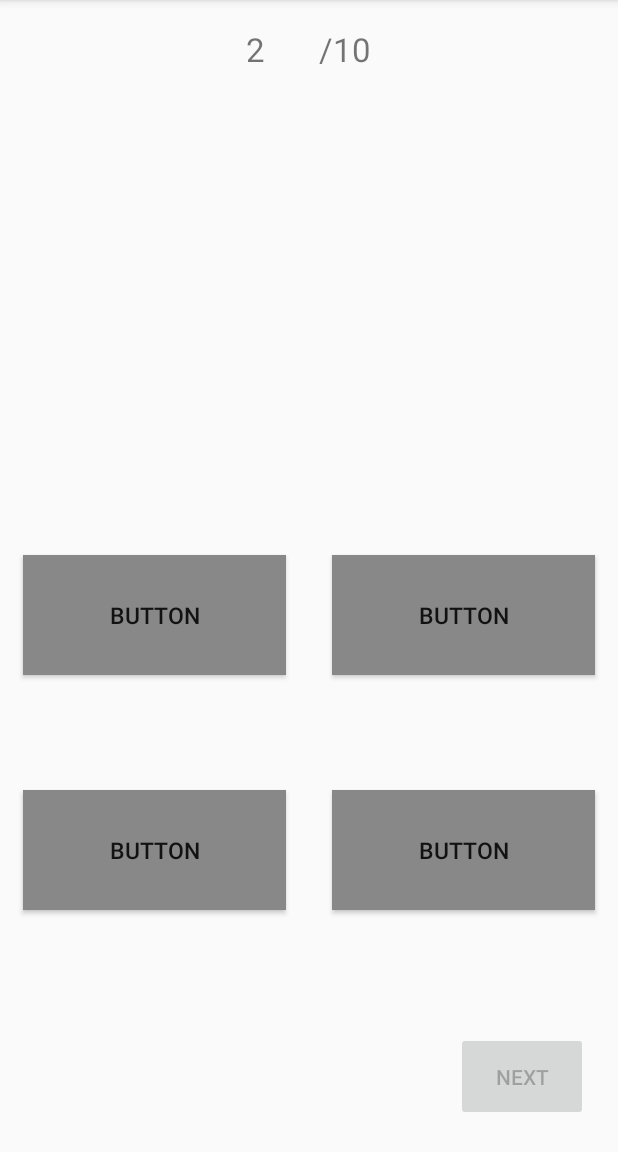
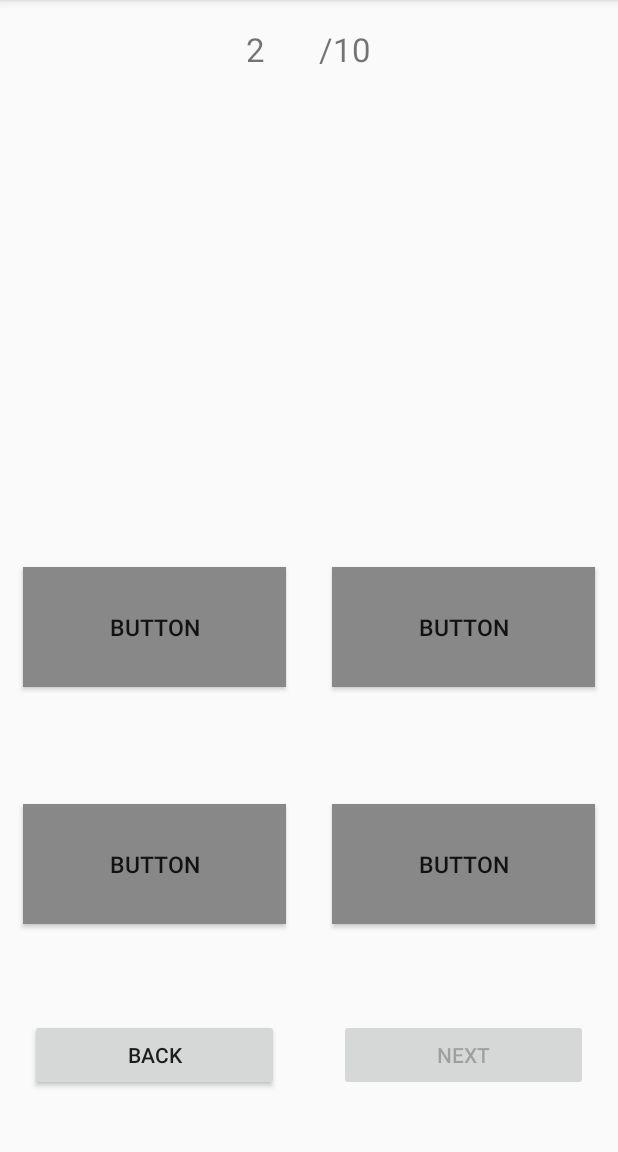
Before and after one commit to Dinusha2017/MovieQuizApp, an Android app: the QuizActivity screen opened directly, with no data from a screen before it, after a tap on "NEXT", on a phone screen of 412 x 824 dp, the part 84-1236 px from its top. Run offline under Robolectric (Android 15) with nearby library versions, the light colour scheme and no system bars; 7 statements that could not run were skipped; 1 other tap on this screen came first.

Commit message:
Back Button Implementation

```diff
--- a/app/src/main/java/com/ctse/sliit/moviequizapp/controllers/QuizActivity.java
+++ b/app/src/main/java/com/ctse/sliit/moviequizapp/controllers/QuizActivity.java
@@ -2,13 +2,10 @@ package com.ctse.sliit.moviequizapp.controllers;
 
 import android.content.Intent;
 import android.graphics.Color;
-import android.graphics.drawable.ColorDrawable;
 import android.support.v7.app.AppCompatActivity;
 import android.os.Bundle;
-import android.view.MotionEvent;
 import android.view.View;
 import android.widget.Button;
-import android.widget.RemoteViews;
 import android.widget.TextView;
 
 import com.ctse.sliit.moviequizapp.R;
@@ -20,10 +17,12 @@ import java.util.List;
 public class QuizActivity extends AppCompatActivity{
 
     private int currentDBQuestion = 0;
-    private int currentQuestionNo = 0;
+    private int currentQuestionNo = 1;
     private int noOfCorrectAnswers = 0;
 
     private String userSelectedAnswer = "";
+
+    private List<Integer> userAnswers = new ArrayList<Integer>();
 
     @Override
     protected void onCreate(Bundle savedInstanceState) {
@@ -35,15 +34,14 @@ public class QuizActivity extends AppCompatActivity{
 
         currentDBQuestion = Integer.parseInt(Integer.toString(selectedQuizSet) + "1");
 
-        updateUIWithNextQuestion();
+        updateUIWithNextQuestion(false);
     }
 
     /***
-     * Update the UI with the new question and its answers when stepping to the quiz first and when next button is clicked later
+     * Update the UI with the new question and its answers when stepping to the quiz first and when the next and back buttons are clicked later
      */
-    private void updateUIWithNextQuestion(){
+    private void updateUIWithNextQuestion(boolean isBackButton){
         //set current Question No
-        currentQuestionNo = currentQuestionNo + 1;
         ((TextView)findViewById(R.id.questionNoTextView)).setText(Integer.toString(currentQuestionNo));
 
         DBHelper dbHelper = new DBHelper(this);
@@ -52,31 +50,81 @@ public class QuizActivity extends AppCompatActivity{
         String question = dbHelper.getQuestion(currentDBQuestion);
         ((TextView)findViewById(R.id.questionTextView)).setText(question);
 
-        List<String> answers = new ArrayList<>();
-        answers = dbHelper.getAllAnswers(currentDBQuestion);
+        List<String> answers = dbHelper.getAllAnswers(currentDBQuestion);
 
         //set answers to buttons
         Button answer1 = findViewById(R.id.answer1);
-        answer1.setBackgroundColor(Color.GRAY);
         answer1.setText(answers.get(0));
 
         Button answer2 = findViewById(R.id.answer2);
-        answer2.setBackgroundColor(Color.GRAY);
         answer2.setText(answers.get(1));
 
         Button answer3 = findViewById(R.id.answer3);
-        answer3.setBackgroundColor(Color.GRAY);
         answer3.setText(answers.get(2));
 
         Button answer4 = findViewById(R.id.answer4);
-        answer4.setBackgroundColor(Color.GRAY);
         answer4.setText(answers.get(3));
 
         Button nextBtn = findViewById(R.id.nextButton);
-        nextBtn.setEnabled(false);
+
+        Button backBtn = findViewById(R.id.backButton);
 
         if (currentQuestionNo == 10){
             nextBtn.setText("VIEW RESULTS");
+        }
+        else if(currentQuestionNo == 1){
+            backBtn.setEnabled(false);
+            nextBtn.setText("NEXT");
+        }
+        else {
+            backBtn.setEnabled(true);
+            nextBtn.setText("NEXT");
+        }
+
+        if(userAnswers.size() >= currentQuestionNo){
+            int buttonNo = userAnswers.get(currentQuestionNo-1);
+
+            if(buttonNo == 1){
+                answer1.setBackgroundColor(Color.YELLOW);
+                answer2.setBackgroundColor(Color.GRAY);
+                answer3.setBackgroundColor(Color.GRAY);
+                answer4.setBackgroundColor(Color.GRAY);
+                userSelectedAnswer = answer1.getText().toString();
+            }
+            else if(buttonNo == 2){
+                answer2.setBackgroundColor(Color.YELLOW);
+                answer1.setBackgroundColor(Color.GRAY);
+                answer3.setBackgroundColor(Color.GRAY);
+                answer4.setBackgroundColor(Color.GRAY);
+                userSelectedAnswer = answer2.getText().toString();
+            }
+            else if(buttonNo == 3){
+                answer3.setBackgroundColor(Color.YELLOW);
+                answer1.setBackgroundColor(Color.GRAY);
+                answer2.setBackgroundColor(Color.GRAY);
+                answer4.setBackgroundColor(Color.GRAY);
+                userSelectedAnswer = answer3.getText().toString();
+            }
+            else if(buttonNo == 4){
+                answer4.setBackgroundColor(Color.YELLOW);
+                answer1.setBackgroundColor(Color.GRAY);
+                answer2.setBackgroundColor(Color.GRAY);
+                answer3.setBackgroundColor(Color.GRAY);
+                userSelectedAnswer = answer4.getText().toString();
+            }
+
+            if (isBackButton && checkAnswer()){
+                noOfCorrectAnswers--;
+            }
+
+            nextBtn.setEnabled(true);
+        }
+        else{
+            answer1.setBackgroundColor(Color.GRAY);
+            answer2.setBackgroundColor(Color.GRAY);
+            answer3.setBackgroundColor(Color.GRAY);
+            answer4.setBackgroundColor(Color.GRAY);
+            nextBtn.setEnabled(false);
         }
     }
 
@@ -93,6 +141,7 @@ public class QuizActivity extends AppCompatActivity{
         ((Button)findViewById(R.id.answer3)).setBackgroundColor(Color.GRAY);
         ((Button)findViewById(R.id.answer4)).setBackgroundColor(Color.GRAY);
         ((Button)findViewById(R.id.nextButton)).setEnabled(true);
+        storeUserAnswerButton(1);
     }
 
     /***
@@ -108,6 +157,7 @@ public class QuizActivity extends AppCompatActivity{
         ((Button)findViewById(R.id.answer3)).setBackgroundColor(Color.GRAY);
         ((Button)findViewById(R.id.answer4)).setBackgroundColor(Color.GRAY);
         ((Button)findViewById(R.id.nextButton)).setEnabled(true);
+        storeUserAnswerButton(2);
     }
 
     /***
@@ -123,6 +173,7 @@ public class QuizActivity extends AppCompatActivity{
         ((Button)findViewById(R.id.answer2)).setBackgroundColor(Color.GRAY);
         ((Button)findViewById(R.id.answer4)).setBackgroundColor(Color.GRAY);
         ((Button)findViewById(R.id.nextButton)).setEnabled(true);
+        storeUserAnswerButton(3);
     }
 
     /***
@@ -138,6 +189,7 @@ public class QuizActivity extends AppCompatActivity{
         ((Button)findViewById(R.id.answer2)).setBackgroundColor(Color.GRAY);
         ((Button)findViewById(R.id.answer3)).setBackgroundColor(Color.GRAY);
         ((Button)findViewById(R.id.nextButton)).setEnabled(true);
+        storeUserAnswerButton(4);
     }
 
     /***
@@ -162,8 +214,9 @@ public class QuizActivity extends AppCompatActivity{
         if (currentQuestionNo <= 9){
             userSelectedAnswer = "";
             currentDBQuestion++;
+            currentQuestionNo++;
 
-            updateUIWithNextQuestion();
+            updateUIWithNextQuestion(false);
         }
     }
 
@@ -171,7 +224,7 @@ public class QuizActivity extends AppCompatActivity{
      * checks whether the answer selected by the user is correct
      * @return true or false
      */
-    public Boolean checkAnswer(){
+    public boolean checkAnswer(){
         DBHelper dbHelper = new DBHelper(this);
         String correctAnswer = dbHelper.getCorrectAnswer(currentDBQuestion);
         if (userSelectedAnswer.equals(correctAnswer)){
@@ -179,4 +232,28 @@ public class QuizActivity extends AppCompatActivity{
         }
         return false;
     }
+
+    /***
+     * Maintains the answer(button selected) provided by the user for each question in the list named userAnswers
+     * @param selectedBtn
+     */
+    public void storeUserAnswerButton(int selectedBtn){
+        if(userAnswers.size() >= currentQuestionNo){
+            userAnswers.set(currentQuestionNo - 1, selectedBtn);
+        }
+        else{
+            userAnswers.add(selectedBtn);
+        }
+    }
+
+    /***
+     * onClick method call added to the button in the xml file
+     * Handles onClick event action of the Back Button
+     * @param view
+     */
+    public void onClickBack(View view) {
+        currentDBQuestion--;
+        currentQuestionNo--;
+        updateUIWithNextQuestion(true);
+    }
 }
--- a/app/src/main/res/layout/activity_quiz.xml
+++ b/app/src/main/res/layout/activity_quiz.xml
@@ -104,6 +104,21 @@
             android:onClick="onClickAnswer4" />
     </LinearLayout>
 
+    <LinearLayout
+        android:layout_width="match_parent"
+        android:layout_height="wrap_content"
+        android:orientation="horizontal">
+
+        <Button
+            android:id="@+id/backButton"
+            android:layout_width="wrap_content"
+            android:layout_height="wrap_content"
+            android:layout_weight="0.1"
+            android:layout_margin="20dp"
+            android:layout_gravity="left"
+            android:text="@string/back_btn_txt"
+            android:onClick="onClickBack" />
+
         <Button
             android:id="@+id/nextButton"
             android:layout_width="wrap_content"
@@ -113,4 +128,7 @@
             android:layout_gravity="right"
             android:text="@string/next_btn_txt"
             android:onClick="onClickNext" />    <!-- TextView -->
+
     </LinearLayout>
+
+</LinearLayout>
--- a/app/src/main/res/values/strings.xml
+++ b/app/src/main/res/values/strings.xml
@@ -4,4 +4,5 @@
     <string name="next_btn_txt">Next</string>
     <string name="result_activity_title">Result</string>
     <string name="continue_btn_txt">Continue</string>
+    <string name="back_btn_txt">Back</string>
 </resources>
```
Lines whose indentation alone changed are shown as unchanged.
